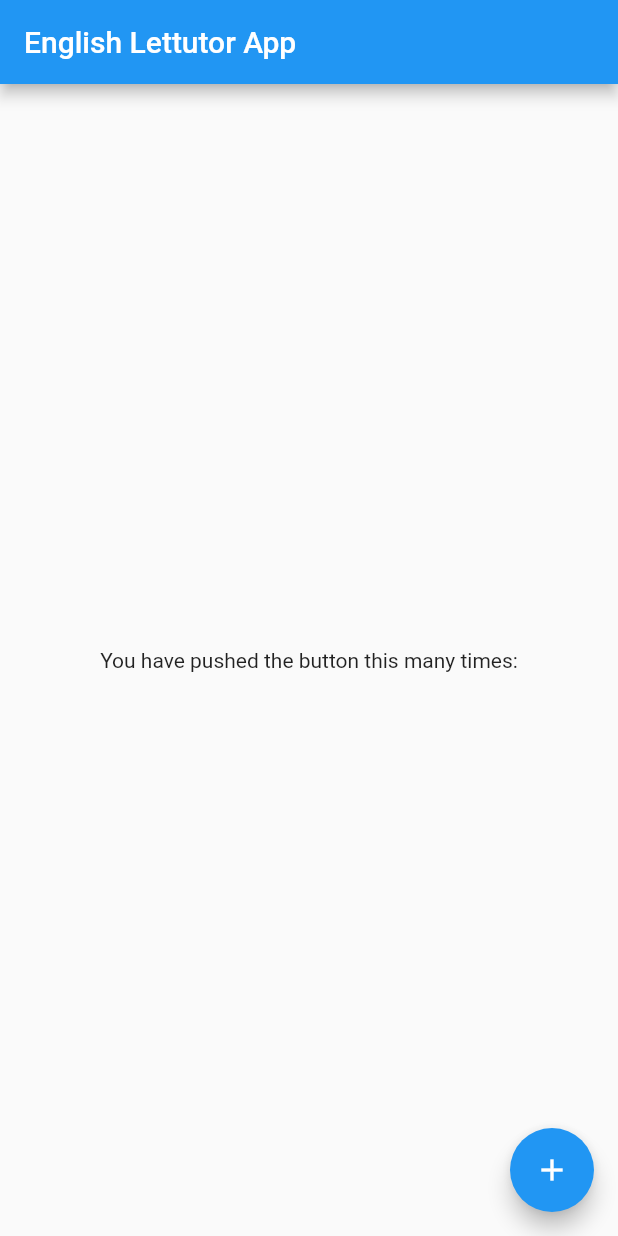
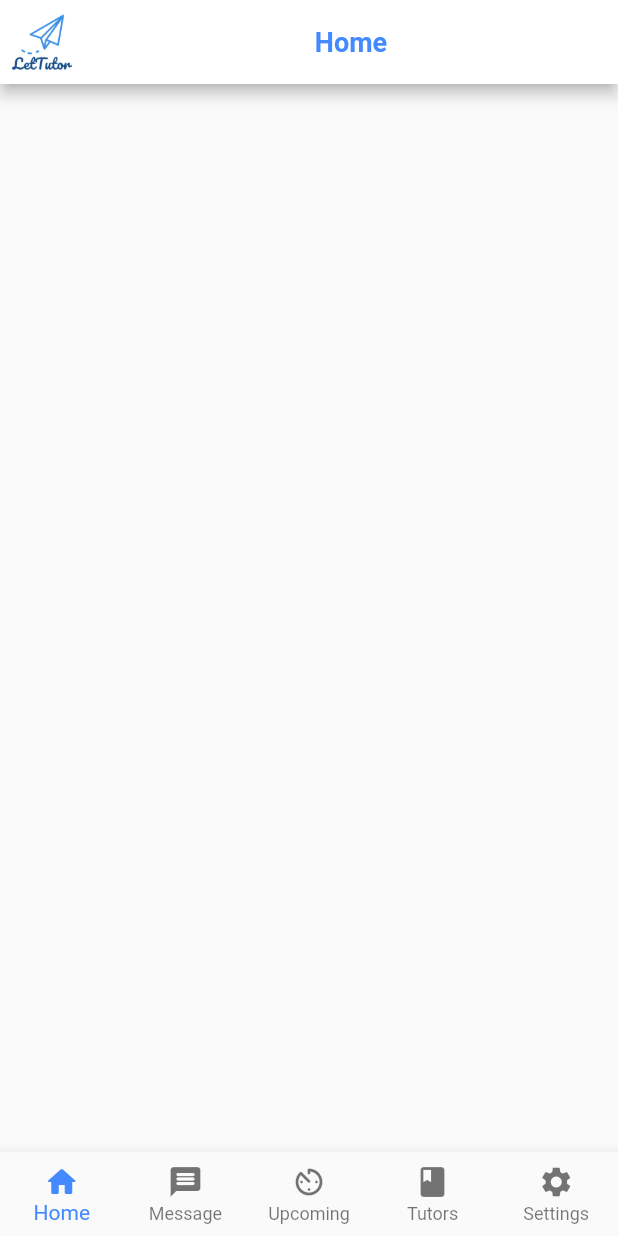
Before and after one commit to windymv025/AdvencedMobile_LettutorApp_Flutter, a Flutter app: the screen it shows after launch, on a phone screen of 412 x 824 dp. Run offline on Flutter 3.47's test engine with Material 2 defaults, Android fonts, the light colour scheme and no system bars.

Commit message:
Design Logo, home ui: App Bar, Bottom navigation

```diff
--- a/english_lettutor_app/lib/main.dart
+++ b/english_lettutor_app/lib/main.dart
@@ -1,3 +1,4 @@
+import 'package:english_lettutor_app/ui/screen/home.dart';
 import 'package:flutter/material.dart';
 
 void main() {
@@ -15,49 +16,8 @@ class MyApp extends StatelessWidget {
       theme: ThemeData(
         primarySwatch: Colors.blue,
       ),
-      home: const MyHomePage(title: 'English Lettutor App'),
+      home: const HomePage(),
+
     );
   }
 }
-
-class MyHomePage extends StatefulWidget {
-  const MyHomePage({Key? key, required this.title}) : super(key: key);
-
-  final String title;
-
-  @override
-  State<MyHomePage> createState() => _MyHomePageState();
-}
-
-class _MyHomePageState extends State<MyHomePage> {
-  int _counter = 0;
-
-  void _incrementCounter() {
-    setState(() {
-    });
-  }
-
-  @override
-  Widget build(BuildContext context) {
-    return Scaffold(
-      appBar: AppBar(
-        title: Text(widget.title),
-      ),
-      body: Center(
-        child: Column(
-          mainAxisAlignment: MainAxisAlignment.center,
-          children: const <Widget>[
-            Text(
-              'You have pushed the button this many times:',
-            )
-          ],
-        ),
-      ),
-      floatingActionButton: FloatingActionButton(
-        onPressed: _incrementCounter,
-        tooltip: 'Increment',
-        child: const Icon(Icons.add),
-      ), // This trailing comma makes auto-formatting nicer for build methods.
-    );
-  }
-}
--- /dev/null
+++ b/english_lettutor_app/lib/ui/screen/home.dart
@@ -0,0 +1,43 @@
+import 'package:english_lettutor_app/ui/widget/item_view/my_bottom_bar.dart';
+import 'package:flutter/material.dart';
+
+class HomePage extends StatefulWidget {
+  const HomePage({Key? key}) : super(key: key);
+
+  @override
+  _HomePageState createState() => _HomePageState();
+}
+
+class _HomePageState extends State<HomePage> {
+  int _currentPage = 0;
+
+  @override
+  Widget build(BuildContext context) {
+    return Scaffold(
+      appBar: AppBar(
+          backgroundColor: Colors.white,
+          foregroundColor: Colors.blueAccent,
+          leading: IconButton(
+            alignment: AlignmentDirectional.center,
+            icon: Expanded(child: Image.asset('assets/large_logo.png')),
+            onPressed: () {
+              setState(() {});
+            },
+          ),
+          title: const Center(
+              child: Text("Home",
+                  style: TextStyle(
+                    fontWeight: FontWeight.bold,
+                    fontSize: 18,
+                  )))),
+      body: Container(),
+      bottomNavigationBar: MyBottomNavigation(
+          index: _currentPage,
+          onTap: (index) {
+            setState(() {
+              _currentPage = index;
+            });
+          }),
+    );
+  }
+}
--- /dev/null
+++ b/english_lettutor_app/lib/ui/widget/item_view/my_bottom_bar.dart
@@ -0,0 +1,43 @@
+import 'package:flutter/material.dart';
+
+class MyBottomNavigation extends StatefulWidget {
+  const MyBottomNavigation({Key? key, required this.index, required this.onTap}) : super(key: key);
+  final int index;
+  final ValueChanged<int>? onTap;
+  @override
+  _MyBottomNavigationState createState() => _MyBottomNavigationState();
+}
+
+class _MyBottomNavigationState extends State<MyBottomNavigation> {
+  @override
+  Widget build(BuildContext context) {
+    return BottomNavigationBar(
+      currentIndex: widget.index,
+      fixedColor: Colors.blueAccent,
+      type: BottomNavigationBarType.fixed,
+      items: const [
+        BottomNavigationBarItem(
+          icon: Icon(Icons.home_rounded),
+          label: "Home",
+        ),
+        BottomNavigationBarItem(
+          icon: Icon(Icons.message_rounded),
+          label: "Message",
+        ),
+        BottomNavigationBarItem(
+          icon: Icon(Icons.av_timer_rounded),
+          label: "Upcoming",
+        ),
+        BottomNavigationBarItem(
+          icon: Icon(Icons.book_rounded),
+          label: "Tutors",
+        ),
+        BottomNavigationBarItem(
+          icon: Icon(Icons.settings),
+          label: "Settings",
+        ),
+      ],
+      onTap: widget.onTap,
+    );
+  }
+}
```
Also changed, not shown: english_lettutor_app/pubspec.yaml (+4 -3 lines), english_lettutor_app/assets/image_logo.png (added), english_lettutor_app/assets/large_logo.png (added), english_lettutor_app/assets/text_logo.png (added), english_lettutor_app/assets/text_logo2.png (added), english_lettutor_app/lib/ui/widget/item_view/rating.dart (added), english_lettutor_app/lib/ui/widget/item_view/tag.dart (added), images/image_logo.png (added), images/lager_logo.png (added), images/large_logo.png (added), images/small_logo - Copy.png (added), images/small_logo.png (added), images/text_logo.png (added), images/text_logo2.png (added), 2 other files.
